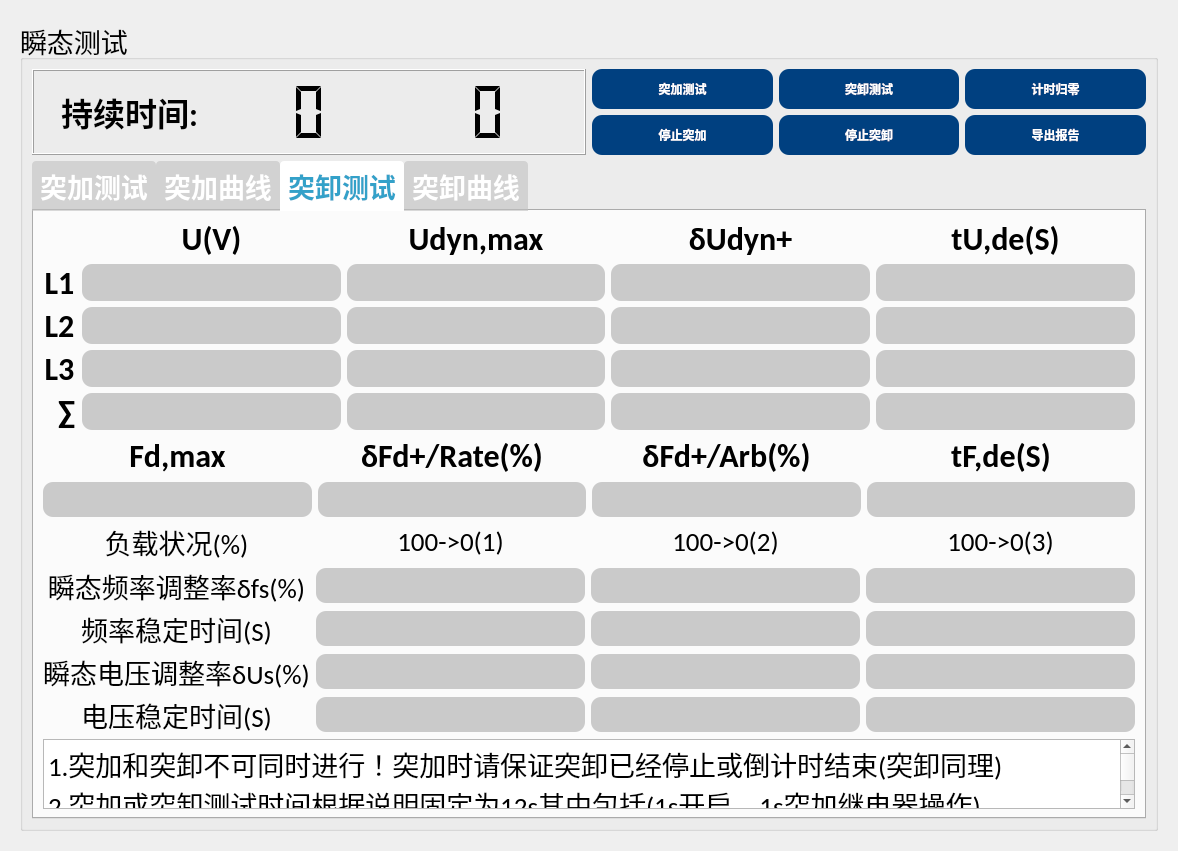
Qt form App/Page/page4_stcs.ui (bjc123321/30KWZFDZZJCY) before a commit.
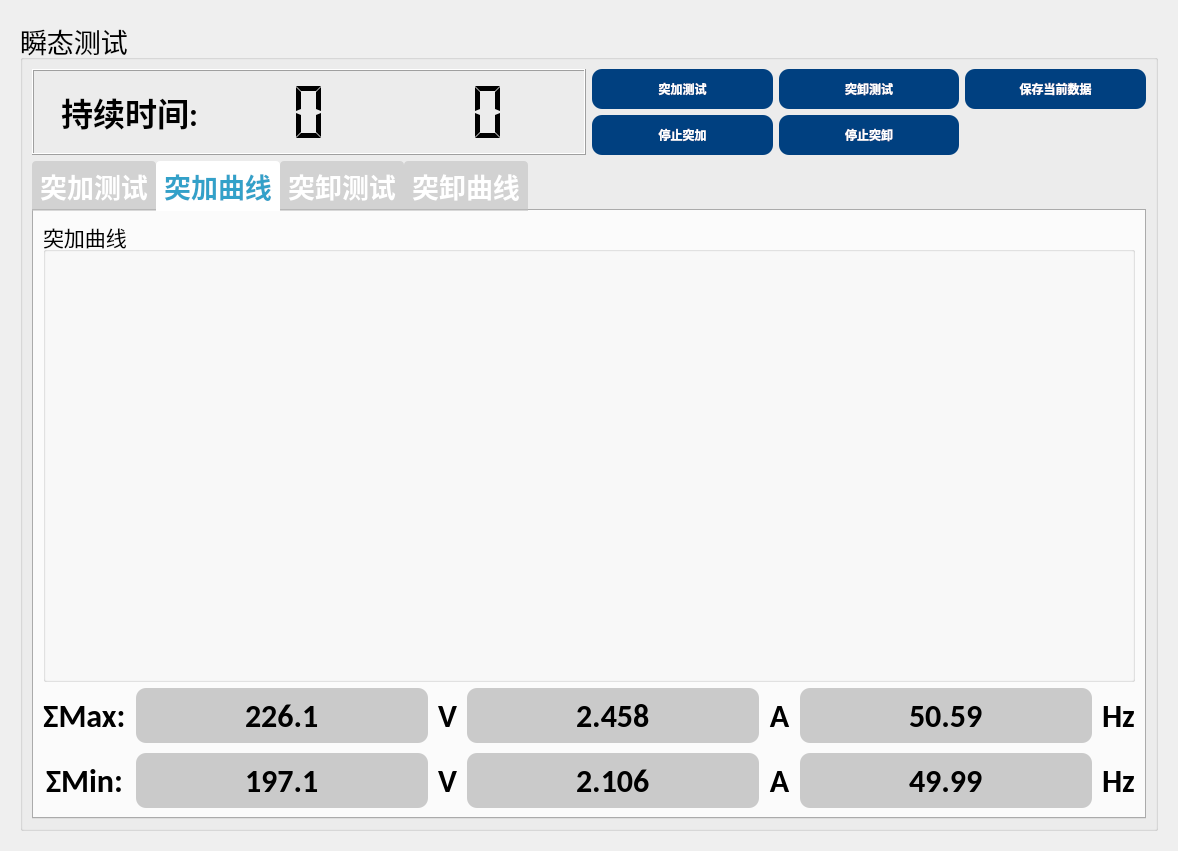
The same form after that commit. The open tabs and pages were chosen to show the change.

```diff
--- a/App/Page/page4_stcs.ui
+++ b/App/Page/page4_stcs.ui
@@ -266,7 +266,7 @@
              <item row="0" column="3">
               <widget class="QPushButton" name="pushButton_5">
                <property name="text">
-                <string>计时归零</string>
+                <string>保存当前数据</string>
                </property>
               </widget>
              </item>
@@ -284,13 +284,6 @@
                </property>
               </widget>
              </item>
-             <item row="1" column="3">
-              <widget class="QPushButton" name="pushButton_6">
-               <property name="text">
-                <string>导出报告</string>
-               </property>
-              </widget>
-             </item>
              <item row="0" column="2">
               <widget class="QPushButton" name="pushButton_3">
                <property name="text">
```
Left out of the diff: 4 changed lines with no effect on the pictures.
